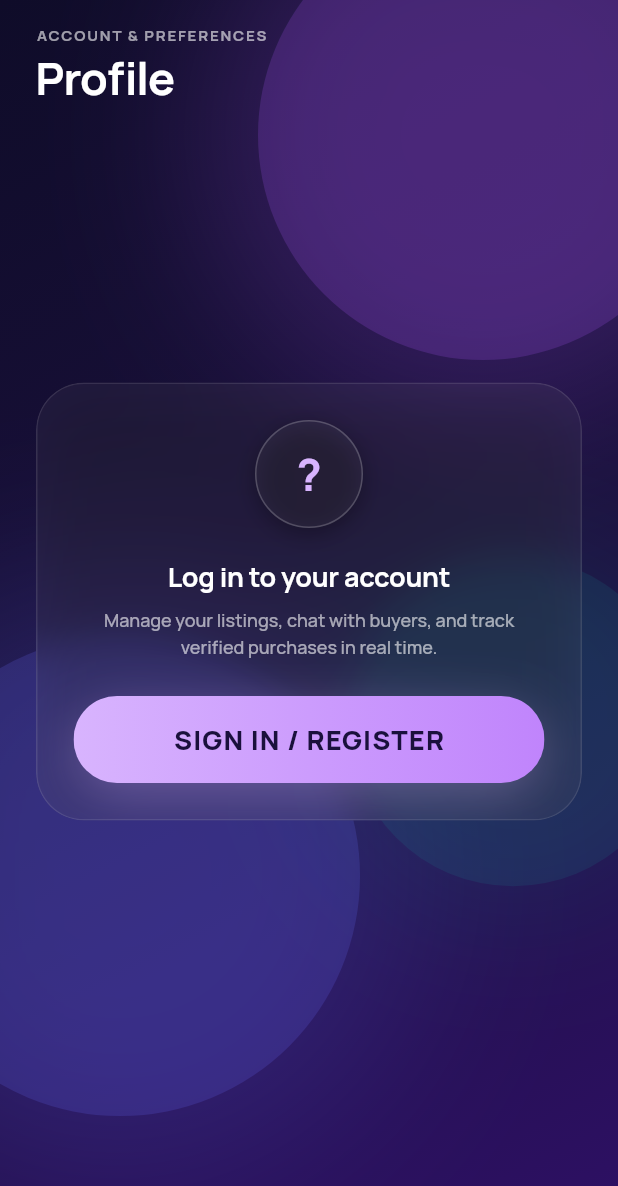
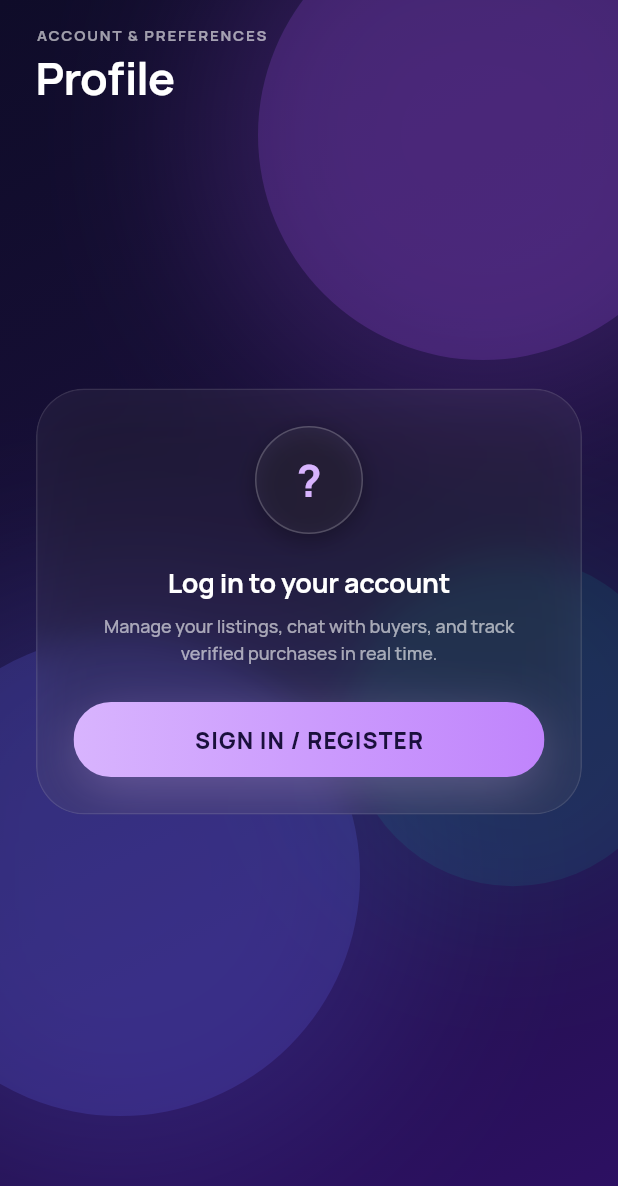
Before and after one commit to AhmedJunaid333/Big-Live-Market, a Flutter app: the ProfileScreen screen opened directly, on a phone screen of 412 x 824 dp. Shown: the top 1186 px of the screen. Run offline on Flutter 3.47's test engine with Material 3 defaults, Android fonts, the phone set to English and light mode, and no system bars; our stand-ins replace dio, flutter_riverpod, flutter_secure_storage, google_fonts; accounts and stored records are empty; network calls fail.

Commit message:
fix(mobile): resolve layout overflow on small screen CTA buttons

```diff
--- a/mobile/lib/core/widgets/nebula_glass_widgets.dart
+++ b/mobile/lib/core/widgets/nebula_glass_widgets.dart
@@ -158,6 +158,8 @@ class NebulaButtonPrimary extends StatelessWidget {
   final VoidCallback? onPressed;
   final Widget? icon;
   final bool isLoading;
+  final EdgeInsetsGeometry? padding;
+  final TextStyle? textStyle;
 
   const NebulaButtonPrimary({
     super.key,
@@ -165,6 +167,8 @@ class NebulaButtonPrimary extends StatelessWidget {
     required this.onPressed,
     this.icon,
     this.isLoading = false,
+    this.padding,
+    this.textStyle,
   });
 
   @override
@@ -180,7 +184,7 @@ class NebulaButtonPrimary extends StatelessWidget {
           borderRadius: BorderRadius.circular(AppTheme.radius2Xl),
           onTap: isLoading ? null : onPressed,
           child: Ink(
-            padding: const EdgeInsets.symmetric(horizontal: 24, vertical: 18),
+            padding: padding ?? const EdgeInsets.symmetric(horizontal: 16, vertical: 16),
             decoration: BoxDecoration(
               gradient: AppTheme.primaryCtaGradient,
               borderRadius: BorderRadius.circular(AppTheme.radius2Xl),
@@ -201,11 +205,15 @@ class NebulaButtonPrimary extends StatelessWidget {
                       children: [
                         if (icon != null) ...[
                           icon!,
-                          const SizedBox(width: 8),
+                          const SizedBox(width: 6),
                         ],
-                        Text(
-                          label.toUpperCase(),
-                          style: AppTheme.ctaLg,
+                        Flexible(
+                          child: Text(
+                            label.toUpperCase(),
+                            style: textStyle ?? AppTheme.ctaLg.copyWith(fontSize: 15),
+                            overflow: TextOverflow.ellipsis,
+                            maxLines: 1,
+                          ),
                         ),
                       ],
                     ),
@@ -222,12 +230,14 @@ class NebulaButtonSecondary extends StatelessWidget {
   final String label;
   final VoidCallback? onPressed;
   final IconData? icon;
+  final EdgeInsetsGeometry? padding;
 
   const NebulaButtonSecondary({
     super.key,
     required this.label,
     required this.onPressed,
     this.icon,
+    this.padding,
   });
 
   @override
@@ -238,7 +248,7 @@ class NebulaButtonSecondary extends StatelessWidget {
         borderRadius: BorderRadius.circular(AppTheme.radiusSm),
         onTap: onPressed,
         child: Ink(
-          padding: const EdgeInsets.symmetric(horizontal: 16, vertical: 12),
+          padding: padding ?? const EdgeInsets.symmetric(horizontal: 12, vertical: 14),
           decoration: BoxDecoration(
             color: AppTheme.primaryLavender.withValues(alpha: 0.20),
             borderRadius: BorderRadius.circular(AppTheme.radiusSm),
@@ -253,11 +263,15 @@ class NebulaButtonSecondary extends StatelessWidget {
             children: [
               if (icon != null) ...[
                 Icon(icon, size: 16, color: AppTheme.primaryLavender),
-                const SizedBox(width: 6),
+                const SizedBox(width: 4),
               ],
-              Text(
-                label,
-                style: AppTheme.labelMd,
+              Flexible(
+                child: Text(
+                  label,
+                  style: AppTheme.labelMd,
+                  overflow: TextOverflow.ellipsis,
+                  maxLines: 1,
+                ),
               ),
             ],
           ),
```
Also changed, not shown: mobile/lib/features/listings/screens/listing_detail_screen.dart (+5 -3 lines).
